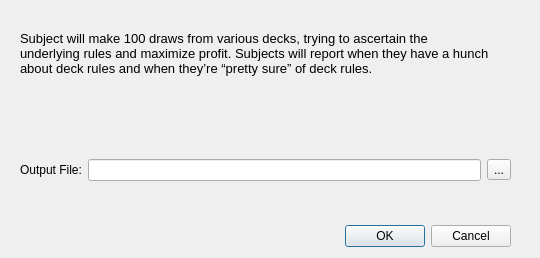
Above: src/spike_recorder/experiments/iowa/instructions.ui from davidt0x/py-spike-recorder before the change. Below: the same form after it.
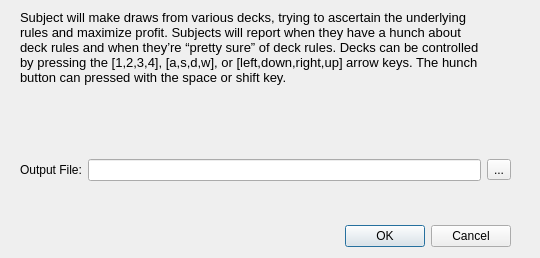
That is the form after the change.

Commit message:
feat: added keyboard control to IGT
Decks can be controlled by pressing the [1,2,3,4], [a,s,d,w], or
[left,down,right,up] arrow keys. The hunch button can presses
with the space or shift key.

What changed in the file:
```diff
--- a/src/spike_recorder/experiments/iowa/instructions.ui
+++ b/src/spike_recorder/experiments/iowa/instructions.ui
@@ -47,8 +47,7 @@
     </font>
    </property>
    <property name="text">
-    <string>Subject will make 100 draws from various decks, trying to ascertain the underlying rules and maximize profit. Subjects will report when they have a hunch about deck rules and when they’re “pretty sure” of deck rules.
-</string>
+    <string>&lt;html&gt;&lt;head/&gt;&lt;body&gt;&lt;p&gt;Subject will make draws from various decks, trying to ascertain the underlying rules and maximize profit. Subjects will report when they have a hunch about deck rules and when they’re “pretty sure” of deck rules. Decks can be controlled by pressing the [1,2,3,4], [a,s,d,w], or [left,down,right,up] arrow keys. The hunch button can pressed with the space or shift key.&lt;/p&gt;&lt;p&gt;&lt;br/&gt;&lt;/p&gt;&lt;/body&gt;&lt;/html&gt;</string>
    </property>
    <property name="wordWrap">
     <bool>true</bool>
```
The commit also changes 2 other files.
